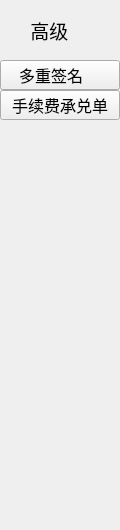
Above: functionBar/FunctionAdvanceWidget.ui from HcashOrg/hx-indicator before the change. Below: the same form after it.
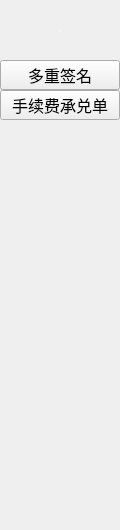
That is the form after the change.

The edit to the form file:
```diff
--- a/functionBar/FunctionAdvanceWidget.ui
+++ b/functionBar/FunctionAdvanceWidget.ui
@@ -29,11 +29,19 @@
    </property>
    <property name="font">
     <font>
-     <pointsize>14</pointsize>
+     <family>Microsoft YaHei UI Light</family>
+     <pointsize>-1</pointsize>
+     <weight>50</weight>
+     <italic>false</italic>
+     <bold>false</bold>
     </font>
    </property>
+   <property name="styleSheet">
+    <string notr="true">color: rgb(248, 249, 253);
+font: 16px &quot;Microsoft YaHei UI Light&quot;;</string>
+   </property>
    <property name="text">
-    <string>高级    </string>
+    <string>高级</string>
    </property>
    <property name="alignment">
     <set>Qt::AlignCenter</set>
@@ -61,7 +69,7 @@
     </size>
    </property>
    <property name="text">
-    <string>多重签名    </string>
+    <string>多重签名</string>
    </property>
   </widget>
   <widget class="QToolButton" name="toolButton_poundage">
```
